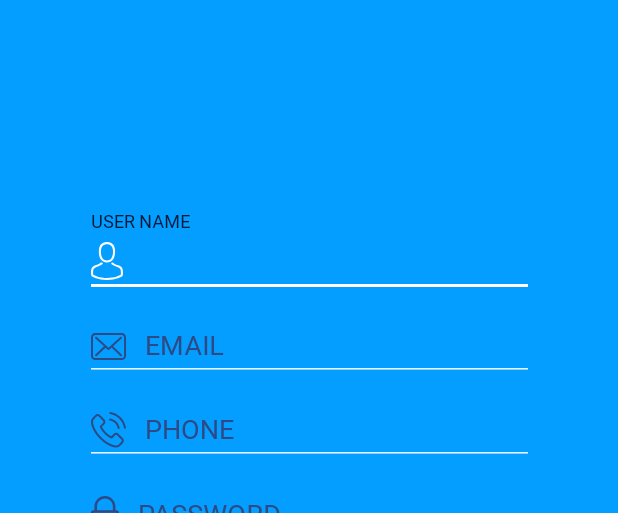
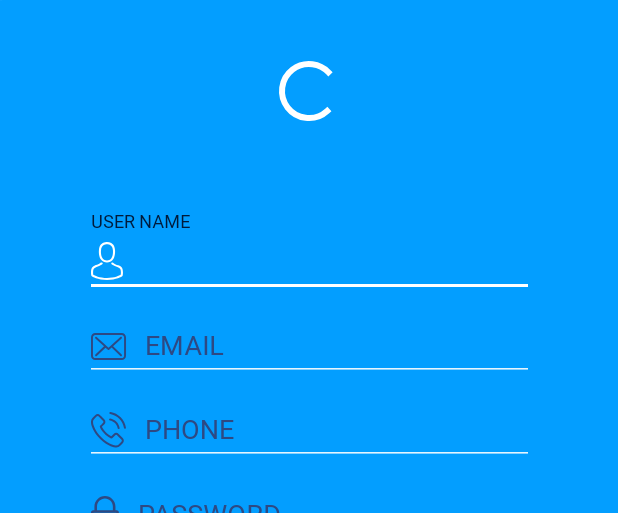
Before and after one commit to nobeldhar/One-Minute-Help, an Android app: the layout fragment_register.xml on its own in the app's theme, with its tools: preview values and no code run, on a phone screen of 412 x 824 dp, the part 256-769 px from its top. Run offline under Robolectric (Android 15) with nearby library versions, the phone set to English and light mode, and no system bars; Roboto replaces fonts that are not available here.

Commit message:
register progressbar added

```diff
--- a/app/src/main/res/layout/fragment_register.xml
+++ b/app/src/main/res/layout/fragment_register.xml
@@ -41,6 +41,7 @@
             app:layout_constraintTop_toBottomOf="@+id/tv_login" />
 
         <LinearLayout
+            android:id="@+id/linearLayout2"
             android:layout_width="330dp"
             android:layout_height="wrap_content"
             android:layout_centerInParent="true"
@@ -184,6 +185,17 @@
 
         </LinearLayout>
 
+        <ProgressBar
+            android:id="@+id/pb_register"
+            android:layout_width="wrap_content"
+            android:layout_height="wrap_content"
+            android:visibility="gone"
+            app:layout_constraintBottom_toTopOf="@+id/linearLayout2"
+            app:layout_constraintEnd_toEndOf="parent"
+            app:layout_constraintStart_toStartOf="parent"
+            app:layout_constraintTop_toBottomOf="@+id/iv_logo"
+            tools:visibility="visible" />
+
 
     </androidx.constraintlayout.widget.ConstraintLayout>
 </layout>
```
